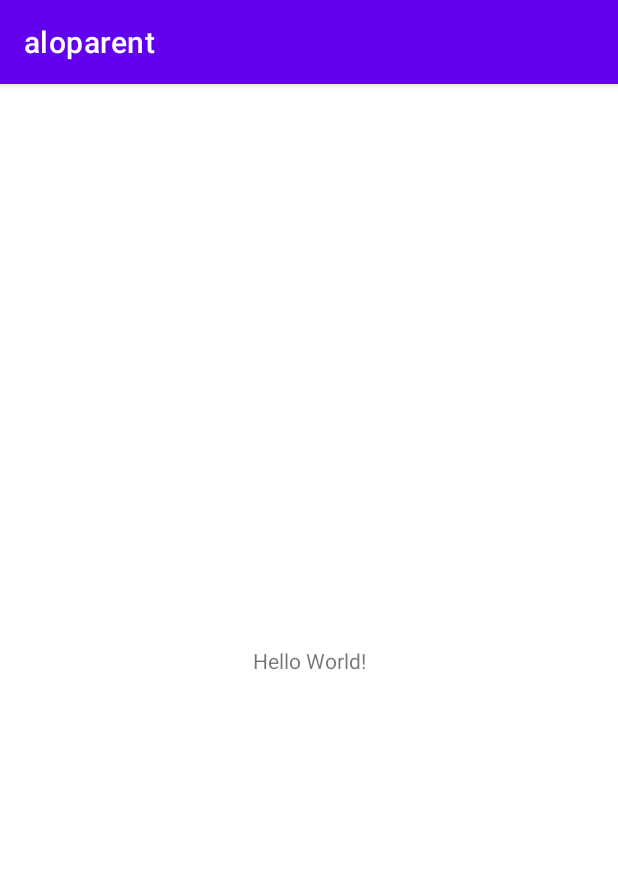
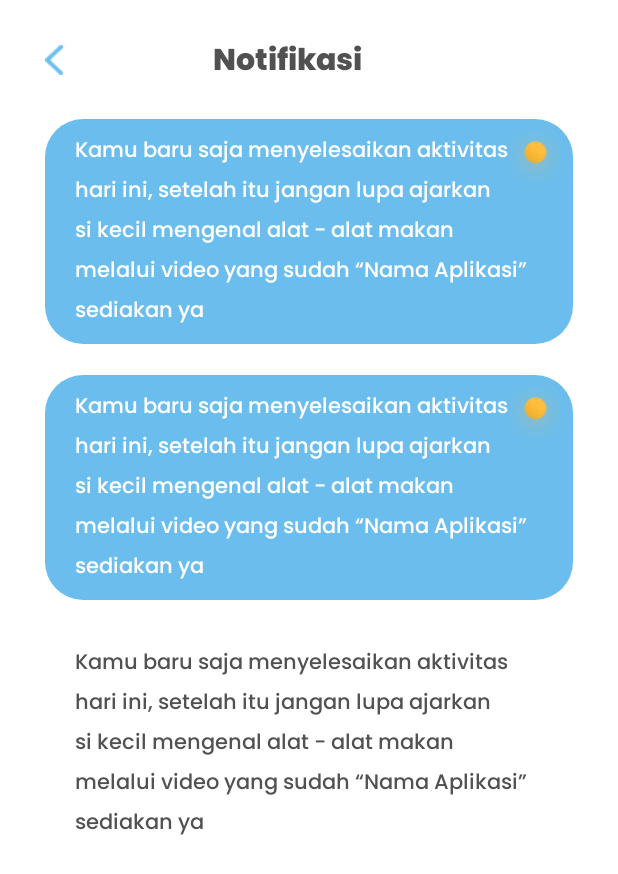
Before and after one commit to haezelnut/aloparent, an Android app: the screen it shows after launch (MainActivity), on a phone screen of 412 x 824 dp. Shown: the top 874 px of the screen. Run offline under Robolectric (Android 15) with nearby library versions, the phone set to English and light mode, and no system bars.

Commit message:
Page Notifikasi

```diff
--- a/app/src/main/java/com/example/aloparent/MainActivity.java
+++ b/app/src/main/java/com/example/aloparent/MainActivity.java
@@ -9,6 +9,6 @@ public class MainActivity extends AppCompatActivity {
     @Override
     protected void onCreate(Bundle savedInstanceState) {
         super.onCreate(savedInstanceState);
-        setContentView(R.layout.activity_main);
+        setContentView(R.layout.notifikasi);
     }
 }
--- /dev/null
+++ b/app/src/main/res/drawable/rectangle_notifikasi.xml
@@ -0,0 +1,5 @@
+<?xml version="1.0" encoding="utf-8"?>
+<shape xmlns:android="http://schemas.android.com/apk/res/android" android:shape="rectangle">
+    <solid android:color="#6BBDED"/>
+    <corners android:radius="25dp"/>
+</shape>
--- /dev/null
+++ b/app/src/main/res/layout/notifikasi.xml
@@ -0,0 +1,121 @@
+<?xml version="1.0" encoding="utf-8"?>
+<LinearLayout xmlns:android="http://schemas.android.com/apk/res/android"
+    android:layout_width="match_parent"
+    xmlns:tools="http://schemas.android.com/tools"
+    android:orientation="vertical"
+    android:background="@color/white"
+    android:layout_height="match_parent"
+    tools:context=".MainActivity">
+
+    <LinearLayout
+        android:layout_width="match_parent"
+        android:layout_height="wrap_content"
+        android:orientation="horizontal">
+
+        <ImageView
+            android:layout_width="wrap_content"
+            android:layout_height="wrap_content"
+            android:layout_marginStart="30dp"
+            android:layout_marginTop="30dp"
+            android:background="@drawable/back_btn"/>
+
+        <TextView
+            android:layout_width="match_parent"
+            android:layout_height="wrap_content"
+            android:fontFamily="@font/poppins_extrabold"
+            android:text="Notifikasi"
+            android:textColor="@color/textcolor_black"
+            android:layout_marginStart="100dp"
+            android:layout_marginTop="24dp"
+            android:textSize="20dp"/>
+    </LinearLayout>
+
+    <RelativeLayout
+        android:layout_width="match_parent"
+        android:layout_height="wrap_content"
+        android:layout_marginTop="20dp"
+        android:layout_marginHorizontal="30dp">
+
+        <ImageView
+            android:layout_width="match_parent"
+            android:layout_height="150dp"
+            android:background="@drawable/rectangle_notifikasi"/>
+
+        <ImageView
+            android:layout_width="50dp"
+            android:layout_height="50dp"
+            android:layout_alignParentRight="true"
+            android:layout_alignParentTop="true"
+            android:background="@drawable/dot_notifikasi"/>
+        <TextView
+            android:layout_width="match_parent"
+            android:layout_height="wrap_content"
+            android:text="Kamu baru saja menyelesaikan aktivitas hari ini, setelah itu jangan lupa ajarkan si kecil mengenal alat - alat makan melalui video yang sudah “Nama Aplikasi” sediakan ya "
+            android:textColor="@color/white"
+            android:layout_marginLeft="20dp"
+            android:layout_marginRight="30dp"
+            android:layout_marginVertical="10dp"
+            android:lineSpacingExtra="7dp"
+            android:fontFamily="@font/poppins_medium"/>
+
+
+    </RelativeLayout>
+
+    <RelativeLayout
+        android:layout_width="match_parent"
+        android:layout_height="wrap_content"
+        android:layout_marginTop="20dp"
+        android:elevation="3dp"
+        android:layout_marginHorizontal="30dp">
+
+        <ImageView
+            android:layout_width="match_parent"
+            android:layout_height="150dp"
+            android:background="@drawable/rectangle_notifikasi"/>
+
+        <ImageView
+            android:layout_width="50dp"
+            android:layout_height="50dp"
+            android:layout_alignParentRight="true"
+            android:layout_alignParentTop="true"
+            android:background="@drawable/dot_notifikasi"/>
+        <TextView
+            android:layout_width="match_parent"
+            android:layout_height="wrap_content"
+            android:text="Kamu baru saja menyelesaikan aktivitas hari ini, setelah itu jangan lupa ajarkan si kecil mengenal alat - alat makan melalui video yang sudah “Nama Aplikasi” sediakan ya "
+            android:textColor="@color/white"
+            android:layout_marginLeft="20dp"
+            android:layout_marginRight="30dp"
+            android:layout_marginVertical="10dp"
+            android:lineSpacingExtra="7dp"
+            android:fontFamily="@font/poppins_medium"/>
+
+
+    </RelativeLayout>
+
+    <RelativeLayout
+        android:layout_width="match_parent"
+        android:layout_height="wrap_content"
+        android:layout_marginTop="20dp"
+        android:elevation="3dp"
+        android:layout_marginHorizontal="30dp">
+
+        <ImageView
+            android:layout_width="match_parent"
+            android:layout_height="150dp"
+            android:backgroundTint="@color/white"
+            android:background="@drawable/rectangle_notifikasi"/>
+        <TextView
+            android:layout_width="match_parent"
+            android:layout_height="wrap_content"
+            android:text="Kamu baru saja menyelesaikan aktivitas hari ini, setelah itu jangan lupa ajarkan si kecil mengenal alat - alat makan melalui video yang sudah “Nama Aplikasi” sediakan ya "
+            android:textColor="@color/textcolor_black"
+            android:layout_marginHorizontal="20dp"
+            android:layout_marginVertical="10dp"
+            android:lineSpacingExtra="7dp"
+            android:fontFamily="@font/poppins_medium"/>
+
+
+    </RelativeLayout>
+
+</LinearLayout>
--- a/app/src/main/res/values-night/themes.xml
+++ b/app/src/main/res/values-night/themes.xml
@@ -1,6 +1,6 @@
 <resources xmlns:tools="http://schemas.android.com/tools">
     <!-- Base application theme. -->
-    <style name="Theme.Aloparent" parent="Theme.MaterialComponents.DayNight.DarkActionBar">
+    <style name="Theme.Aloparent" parent="Theme.MaterialComponents.DayNight.NoActionBar">
         <!-- Primary brand color. -->
         <item name="colorPrimary">@color/purple_200</item>
         <item name="colorPrimaryVariant">@color/purple_700</item>
--- a/app/src/main/res/values/colors.xml
+++ b/app/src/main/res/values/colors.xml
@@ -7,4 +7,6 @@
     <color name="teal_700">#FF018786</color>
     <color name="black">#FF000000</color>
     <color name="white">#FFFFFFFF</color>
+
+    <color name="textcolor_black">#515151</color>
 </resources>
--- a/app/src/main/res/values/themes.xml
+++ b/app/src/main/res/values/themes.xml
@@ -1,6 +1,6 @@
 <resources xmlns:tools="http://schemas.android.com/tools">
     <!-- Base application theme. -->
-    <style name="Theme.Aloparent" parent="Theme.MaterialComponents.DayNight.DarkActionBar">
+    <style name="Theme.Aloparent" parent="Theme.MaterialComponents.DayNight.NoActionBar">
         <!-- Primary brand color. -->
         <item name="colorPrimary">@color/purple_500</item>
         <item name="colorPrimaryVariant">@color/purple_700</item>
```
Also changed, not shown: app/src/main/res/drawable/back_btn.png (added), app/src/main/res/drawable/dot_notifikasi.png (added), app/src/main/res/font/poppins_black.ttf (added), app/src/main/res/font/poppins_bold.ttf (added), app/src/main/res/font/poppins_extrabold.ttf (added), app/src/main/res/font/poppins_medium.ttf (added), app/src/main/res/font/poppins_regular.ttf (added), app/src/main/res/font/poppins_semibold.ttf (added).
